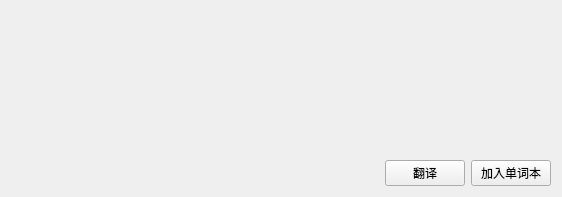
This is verbiverse/UI/Translate.ui in HATTER-LONG/Verbiverse as Qt 5 draws it before an edit. The edited form follows.
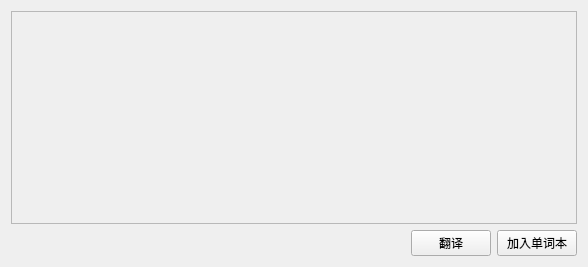
This is the edited form.

Commit message: [Feature] improve translate

What changed in the file:
```diff
--- a/verbiverse/UI/Translate.ui
+++ b/verbiverse/UI/Translate.ui
@@ -6,8 +6,8 @@
    <rect>
     <x>0</x>
     <y>0</y>
-    <width>562</width>
-    <height>197</height>
+    <width>588</width>
+    <height>267</height>
    </rect>
   </property>
   <property name="windowTitle">
@@ -17,6 +17,33 @@
    <item row="0" column="0">
     <layout class="QVBoxLayout" name="verticalLayout">
      <item>
+      <widget class="QScrollArea" name="scrollArea">
+       <property name="widgetResizable">
+        <bool>true</bool>
+       </property>
+       <widget class="QWidget" name="scrollAreaWidgetContents">
+        <property name="geometry">
+         <rect>
+          <x>0</x>
+          <y>0</y>
+          <width>560</width>
+          <height>195</height>
+         </rect>
+        </property>
+        <layout class="QGridLayout" name="gridLayout_2">
+         <property name="leftMargin">
+          <number>0</number>
+         </property>
+         <property name="topMargin">
+          <number>0</number>
+         </property>
+         <property name="rightMargin">
+          <number>0</number>
+         </property>
+         <property name="bottomMargin">
+          <number>0</number>
+         </property>
+         <item row="0" column="0">
       <widget class="QLabel" name="result">
        <property name="sizePolicy">
         <sizepolicy hsizetype="Preferred" vsizetype="Preferred">
@@ -27,11 +54,18 @@
        <property name="text">
         <string/>
        </property>
+           <property name="alignment">
+            <set>Qt::AlignmentFlag::AlignLeading|Qt::AlignmentFlag::AlignLeft|Qt::AlignmentFlag::AlignTop</set>
+           </property>
        <property name="wordWrap">
         <bool>true</bool>
        </property>
       </widget>
      </item>
+        </layout>
+       </widget>
+      </widget>
+     </item>
      <item>
       <layout class="QHBoxLayout" name="horizontalLayout_2">
        <property name="sizeConstraint">
@@ -42,6 +76,9 @@
          <property name="orientation">
           <enum>Qt::Orientation::Horizontal</enum>
          </property>
+         <property name="sizeType">
+          <enum>QSizePolicy::Policy::Expanding</enum>
+         </property>
          <property name="sizeHint" stdset="0">
           <size>
            <width>40</width>
```
Lines whose indentation alone changed are shown as unchanged. The commit also changes 4 other files.
